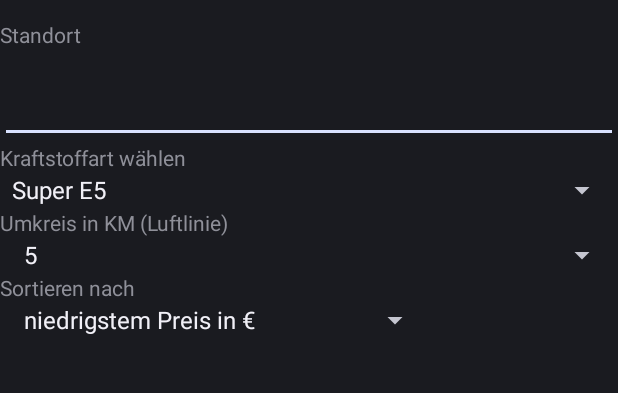
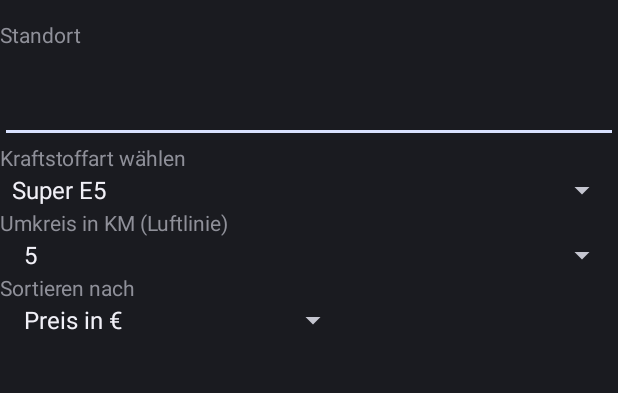
Before and after one commit to robertlange81/Android, an Android app: the SettingsActivity screen opened directly, with no data from a screen before it, on a phone screen of 412 x 824 dp, the part 64-457 px from its top. Run offline under Robolectric (Android 15) with nearby library versions, the phone set to English and light mode, and no system bars.

Commit message:
Fehler leere Liste beseitigt

```diff
--- a/sparesprit/app/src/main/java/com/robertlange/sparesprit/FuelStationActivity.java
+++ b/sparesprit/app/src/main/java/com/robertlange/sparesprit/FuelStationActivity.java
@@ -61,7 +61,7 @@ public class FuelStationActivity extends Activity implements
         LocationListener locationListener = new LocationListener() {
             public void onLocationChanged(android.location.Location location) {
                 if(location.getTime() > FuelStationActivity.this.location.getTime() +  1000 * 20
-                        && FuelStationActivity.this.location.distanceTo(location) > 50.0)
+                        && FuelStationActivity.this.location.distanceTo(location) > 75.0)
                 {
                     FuelStationActivity.this.location = location;
                     FuelStationActivity.this.accessWebService();
@@ -301,6 +301,7 @@ public class FuelStationActivity extends Activity implements
                 psList.add(ps);
             }
 
+            if(psList.size() > 0) {
                 String googleApiRequestString = "http://maps.googleapis.com/maps/api/distancematrix/json?";
                 googleApiRequestString += "origins=" + loc.getLatitude() + "," + loc.getLongitude();
                 googleApiRequestString += "&destinations=";
@@ -325,6 +326,8 @@ public class FuelStationActivity extends Activity implements
                         }
                     }
                 }
+            }
+
             return psList;
         }
     }
--- a/sparesprit/app/src/main/java/com/robertlange/sparesprit/SettingsActivity.java
+++ b/sparesprit/app/src/main/java/com/robertlange/sparesprit/SettingsActivity.java
@@ -103,9 +103,9 @@ public class SettingsActivity extends Activity  {
 
         sortBy = (Spinner) findViewById(R.id.sortBySet);
         List<String> sortByList = new ArrayList<String>();
-        sortByList.add("niedrigstem Preis in €");
-        sortByList.add("geringster Entfernung in km");
-        sortByList.add("Kombiniert (Preis + Entfernung)");
+        sortByList.add("Preis in €");
+        sortByList.add("Entfernung in km");
+        sortByList.add("Kombiniert (Preis + km)");
         ArrayAdapter<String> sortByDataAdapter1 = new ArrayAdapter<String>(this,
                 android.R.layout.simple_spinner_item, sortByList);
         sortByDataAdapter1.setDropDownViewResource(android.R.layout.simple_spinner_dropdown_item);
@@ -159,6 +159,7 @@ public class SettingsActivity extends Activity  {
                     AutoCompleteServiceAccessTask task = new AutoCompleteServiceAccessTask();
                     task.execute(new String[]{""});
                 }
+                relevantChange = true;
             }
         });
     }
```
Also changed, not shown: 4 other files. Lines whose indentation alone changed are shown as unchanged.
